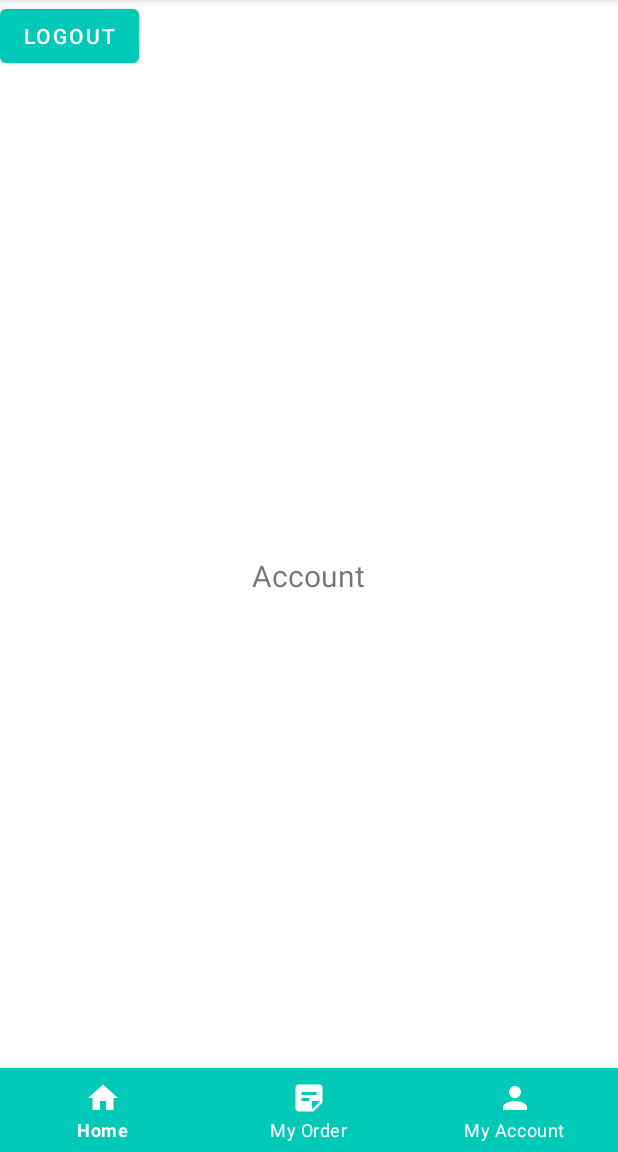
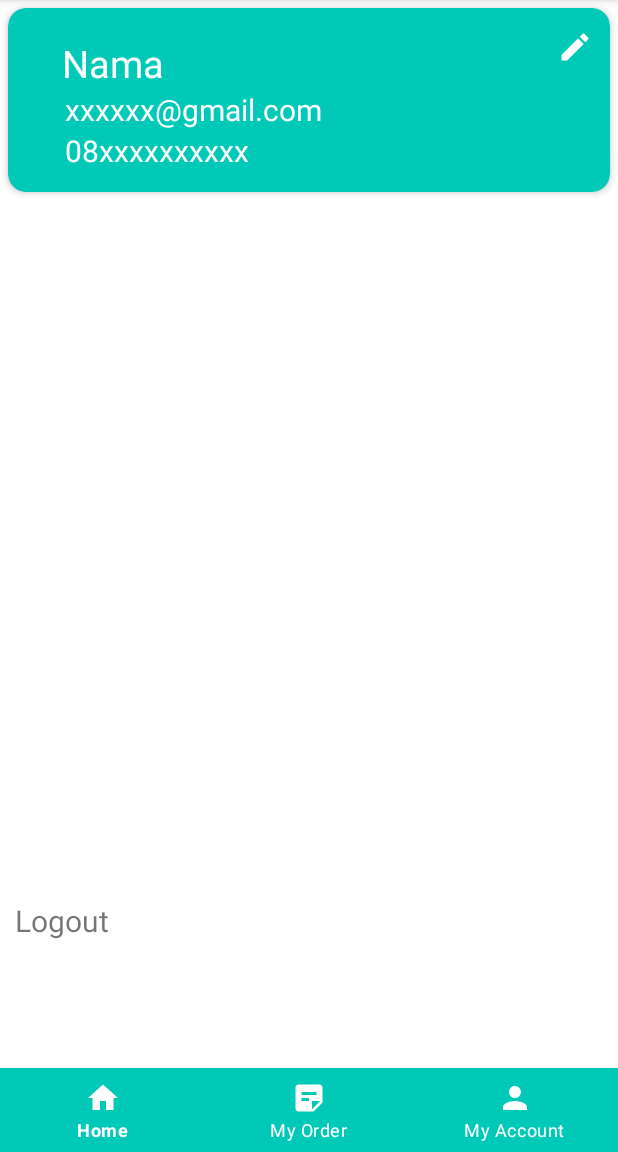
Before and after one commit to nandajuant/UGD1, an Android app: the fragment AccountFragment placed in its activity, on a phone screen of 412 x 824 dp, the part 84-1236 px from its top. Run offline under Robolectric (Android 15) with nearby library versions, the phone set to English and light mode, and no system bars.

Commit message:
innitiate commit

```diff
--- a/app/src/main/AndroidManifest.xml
+++ b/app/src/main/AndroidManifest.xml
@@ -14,6 +14,9 @@
         android:theme="@style/Theme.Komoke"
         tools:targetApi="31">
         <activity
+            android:name=".AccountActivity"
+            android:exported="false" />
+        <activity
             android:name=".HomeActivity"
             android:exported="false" />
         <activity
@@ -22,7 +25,7 @@
         <activity
             android:name=".LoginActivity"
             android:exported="false"
-            android:theme="@style/NoActionBar"/>
+            android:theme="@style/NoActionBar" />
         <activity
             android:name=".MainActivity"
             android:exported="true">
--- /dev/null
+++ b/app/src/main/res/drawable/ic_edit.xml
@@ -0,0 +1,5 @@
+<vector android:height="24dp" android:tint="#000000"
+    android:viewportHeight="24" android:viewportWidth="24"
+    android:width="24dp" xmlns:android="http://schemas.android.com/apk/res/android">
+    <path android:fillColor="@android:color/white" android:pathData="M3,17.25V21h3.75L17.81,9.94l-3.75,-3.75L3,17.25zM20.71,7.04c0.39,-0.39 0.39,-1.02 0,-1.41l-2.34,-2.34c-0.39,-0.39 -1.02,-0.39 -1.41,0l-1.83,1.83 3.75,3.75 1.83,-1.83z"/>
+</vector>
--- a/app/src/main/res/layout/fragment_account.xml
+++ b/app/src/main/res/layout/fragment_account.xml
@@ -1,25 +1,86 @@
 <?xml version="1.0" encoding="utf-8"?>
 <FrameLayout xmlns:android="http://schemas.android.com/apk/res/android"
+    xmlns:app="http://schemas.android.com/apk/res-auto"
     xmlns:tools="http://schemas.android.com/tools"
     android:id="@+id/fragment_layout"
     android:layout_width="match_parent"
     android:layout_height="match_parent"
     tools:context=".AccountFragment">
 
+        <androidx.cardview.widget.CardView
+            android:layout_width="match_parent"
+            android:layout_height="wrap_content"
+            android:id="@+id/card_view"
+            android:layout_margin="5dp"
+            app:cardBackgroundColor="#00C9B8"
+            app:cardCornerRadius="12dp"
+            app:cardElevation="3dp"
+            app:contentPadding="4dp">
+
+            <androidx.constraintlayout.widget.ConstraintLayout
+                android:layout_width="match_parent"
+                android:layout_height="wrap_content"
+                android:padding="10dp">
+
+                <TextView
+                    android:id="@+id/tv_Nama"
+                    android:layout_margin="5dp"
+                    android:layout_width="330dp"
+                    android:layout_height="wrap_content"
+                    android:text="Nama"
+                    android:textColor="@color/white"
+                    android:textSize="25dp"
+                    app:layout_constraintLeft_toLeftOf="parent"
+                    app:layout_constraintRight_toRightOf="parent"
+                    app:layout_constraintTop_toTopOf="parent" />
+
+                <TextView
+                    android:id="@+id/tv_Email"
+                    android:layout_width="325dp"
+                    android:layout_height="wrap_content"
+                    android:textSize="20dp"
+                    app:layout_constraintTop_toBottomOf="@+id/tv_Nama"
+                    app:layout_constraintLeft_toLeftOf="parent"
+                    app:layout_constraintRight_toRightOf="parent"
+                    android:text="xxxxxx@gmail.com"
+                    android:textColor="@color/white"
+                    />
+
+                <TextView
+                    android:id="@+id/tv_Phone"
+                    android:layout_width="325dp"
+                    android:layout_height="wrap_content"
+                    android:textSize="20dp"
+                    app:layout_constraintTop_toBottomOf="@+id/tv_Email"
+                    app:layout_constraintLeft_toLeftOf="parent"
+                    app:layout_constraintRight_toRightOf="parent"
+                    android:text="08xxxxxxxxxx"
+                    android:textColor="@color/white"
+                    />
+
+                <ImageView
+                    android:id="@+id/icon_edit"
+                    android:layout_width="wrap_content"
+                    android:layout_height="wrap_content"
+                    android:src="@drawable/ic_edit"
+                    app:layout_constraintTop_toTopOf="parent"
+                    app:layout_constraintLeft_toRightOf="@+id/tv_Nama"
+                    app:tint="@color/white"
+                    />
+
+
+            </androidx.constraintlayout.widget.ConstraintLayout>
+        </androidx.cardview.widget.CardView>
     <!-- TODO: Update blank fragment layout -->
     <TextView
-        android:id="@+id/tv_account"
+        android:id="@+id/tv_Logout"
         android:layout_width="wrap_content"
         android:layout_height="wrap_content"
+        android:layout_marginTop="600dp"
+        android:layout_marginStart="10dp"
+        android:layout_marginBottom="0dp"
         android:textSize="20dp"
-        android:layout_gravity="center"
-        android:text="Account" />
-
-    <Button
-        android:id="@+id/btn_logout"
-        android:layout_width="wrap_content"
-        android:layout_height="wrap_content"
-        android:text="LOGOUT"
+        android:text="Logout"
         />
 
 
```
Also changed, not shown: app/build.gradle (+13 -0 lines), app/src/main/java/com/example/komoke/AccountActivity.kt (added, +11 -0 lines), app/src/main/java/com/example/komoke/LoginActivity.kt (+27 -0 lines), app/src/main/java/com/example/komoke/RegisterActivity.kt (+108 -54 lines), app/src/main/java/com/example/komoke/RegisterAdapter.kt (added, +49 -0 lines), app/src/main/java/com/example/komoke/roomUser/Constant.kt (added, +9 -0 lines), app/src/main/java/com/example/komoke/roomUser/User.kt (added, +16 -0 lines), app/src/main/java/com/example/komoke/roomUser/UserDB.kt (added, +30 -0 lines), app/src/main/java/com/example/komoke/roomUser/UserDao.kt (added, +21 -0 lines), app/src/main/res/layout/activity_account.xml (added, +9 -0 lines).
